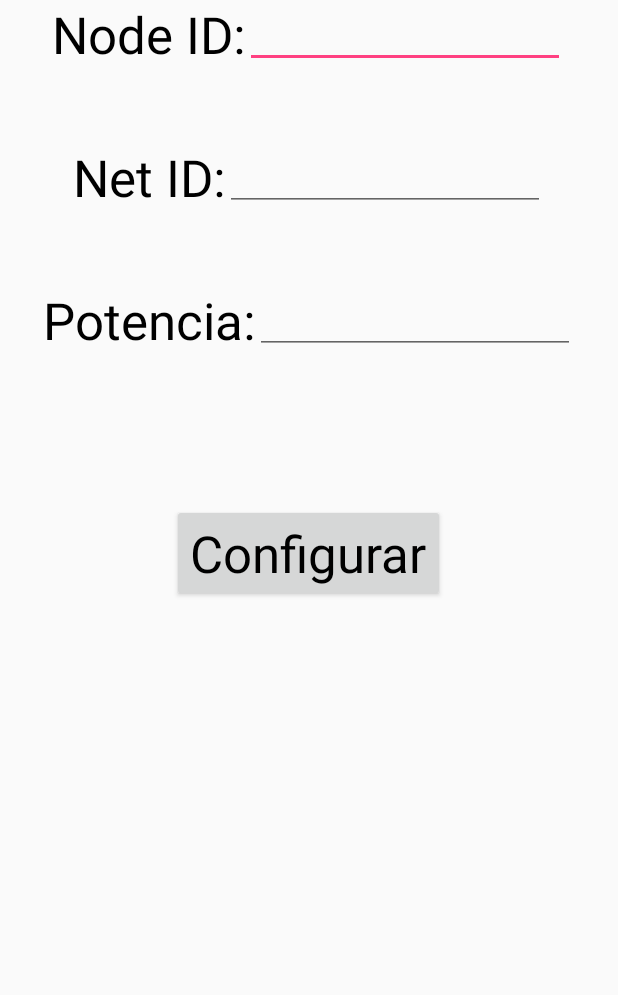
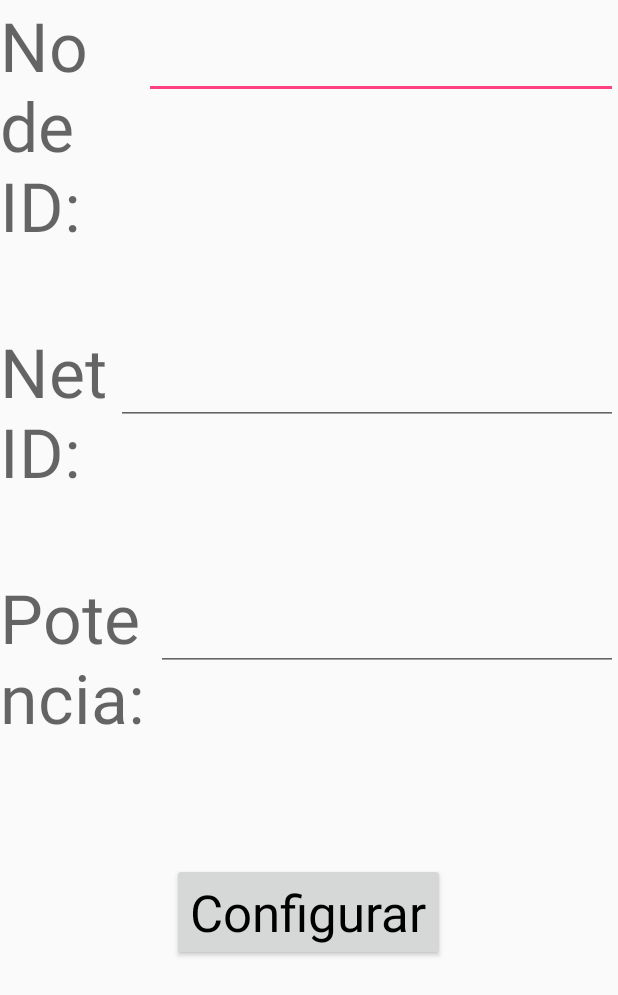
Before and after one commit to ricardo2409/Voltaje, an Android app: the layout activity_configuracion.xml on its own in the app's theme, with its tools: preview values and no code run, on a phone screen of 412 x 824 dp. Shown: the top 995 px of the screen. Run offline under Robolectric (Android 15) with nearby library versions, the phone set to English and light mode, and no system bars.

```diff
--- a/app/src/main/res/layout/activity_configuracion.xml
+++ b/app/src/main/res/layout/activity_configuracion.xml
@@ -20,8 +20,7 @@
                 android:layout_height="wrap_content"
                 android:layout_weight="1"
                 android:text="Node ID:"
-                android:textAppearance="@style/TextAppearance.AppCompat.Display1"
-                android:textColor="@android:color/black" />
+                android:textAppearance="@style/TextAppearance.AppCompat.Display2" />
 
             <EditText
                 android:id="@+id/etNodeID"
@@ -31,7 +30,8 @@
                 android:layout_weight="1"
                 android:ems="10"
                 android:gravity="center_horizontal"
-                android:inputType="number" />
+                android:inputType="number"
+                android:textAppearance="@style/TextAppearance.AppCompat.Display1" />
         </LinearLayout>
 
         <Space
@@ -50,8 +50,7 @@
                 android:layout_height="wrap_content"
                 android:layout_weight="1"
                 android:text="Net ID:"
-                android:textAppearance="@style/TextAppearance.AppCompat.Display1"
-                android:textColor="@android:color/black" />
+                android:textAppearance="@style/TextAppearance.AppCompat.Display2" />
 
             <EditText
                 android:id="@+id/etNetID"
@@ -61,7 +60,8 @@
                 android:layout_weight="1"
                 android:ems="10"
                 android:gravity="center_horizontal"
-                android:inputType="number" />
+                android:inputType="number"
+                android:textAppearance="@style/TextAppearance.AppCompat.Display1" />
         </LinearLayout>
 
         <Space
@@ -80,8 +80,7 @@
                 android:layout_height="wrap_content"
                 android:layout_weight="1"
                 android:text="Potencia:"
-                android:textAppearance="@style/TextAppearance.AppCompat.Display1"
-                android:textColor="@android:color/black" />
+                android:textAppearance="@style/TextAppearance.AppCompat.Display2" />
 
             <EditText
                 android:id="@+id/etPotencia"
@@ -91,13 +90,14 @@
                 android:layout_weight="1"
                 android:ems="10"
                 android:gravity="center_horizontal"
-                android:inputType="number" />
+                android:inputType="number"
+                android:textAppearance="@style/TextAppearance.AppCompat.Display1" />
 
         </LinearLayout>
 
         <Space
             android:layout_width="match_parent"
-            android:layout_height="100dp" />
+            android:layout_height="80dp" />
 
         <Button
             android:id="@+id/btnConfigurar"
```
Also changed, not shown: app/src/main/java/com/example/sergiotrevino/voltaje/Configuracion.java (+37 -0 lines), app/src/main/java/com/example/sergiotrevino/voltaje/MainActivity.java (+86 -8 lines).
